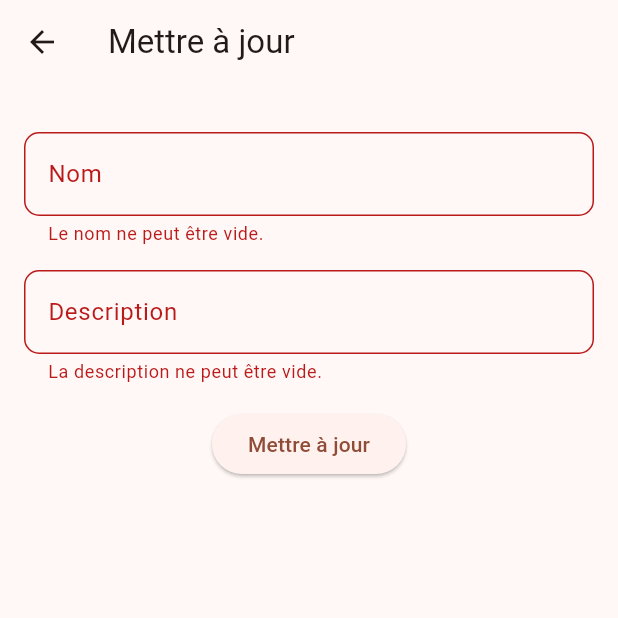
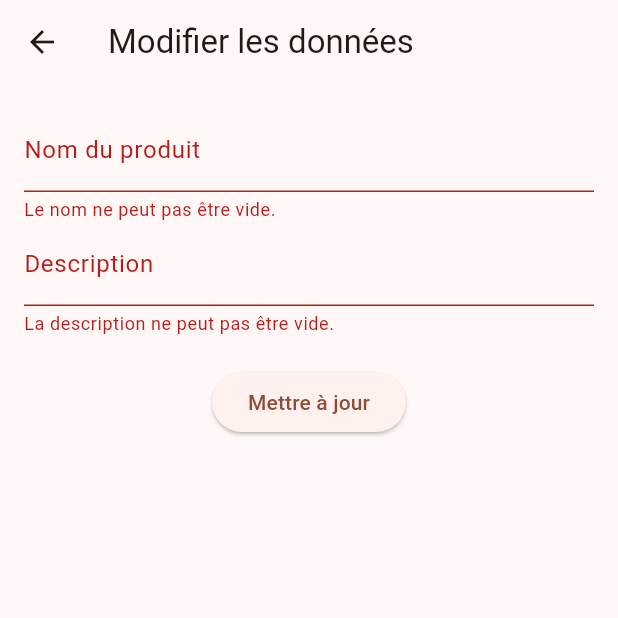
Before and after one commit to The-Snobe/Login-register, a Flutter app: the EditDataPage screen opened directly with empty values, after a tap on "Mettre à jour", on a phone screen of 412 x 824 dp, the top half of it. Run offline on Flutter 3.47's test engine with Material 3 defaults, Android fonts, the phone set to English and light mode, and no system bars.

Commit message:
fix automatic ID recovery

```diff
--- a/lib/pages/edit_data_page.dart
+++ b/lib/pages/edit_data_page.dart
@@ -4,8 +4,8 @@ import 'package:http/http.dart' as http;
 import 'dart:convert';
 
 class EditDataPage extends StatefulWidget {
-  final Map ListData;
-  const EditDataPage({super.key, required this.ListData});
+  final Map listData;
+  const EditDataPage({super.key, required this.listData});
 
   @override
   State<EditDataPage> createState() => _EditDataPageState();
@@ -13,39 +13,41 @@ class EditDataPage extends StatefulWidget {
 
 class _EditDataPageState extends State<EditDataPage> {
   final formKey = GlobalKey<FormState>();
-  late TextEditingController nom;
-  late TextEditingController adresse;
+  late TextEditingController nomController;
+  late TextEditingController descriptionController;
 
   @override
   void initState() {
     super.initState();
     // Remplir les champs avec les données existantes
-    nom = TextEditingController(text: widget.ListData['name']);
-    adresse = TextEditingController(text: widget.ListData['description']);
+    nomController = TextEditingController(text: widget.listData['name']);
+    descriptionController = TextEditingController(text: widget.listData['description']);
   }
 
   Future<void> _updateData() async {
     if (formKey.currentState?.validate() ?? false) {
-      final name = nom.text.trim();
-      final desc = adresse.text.trim();
+      final name = nomController.text.trim();
+      final description = descriptionController.text.trim();
 
-      if (name.isEmpty || desc.isEmpty) {
+      if (name.isEmpty || description.isEmpty) {
         ScaffoldMessenger.of(context).showSnackBar(
           const SnackBar(content: Text("Les champs nom et description ne peuvent pas être vides.")),
         );
         return;
       }
 
-      final url = 'http://localhost:9000/product/update-product/${widget.ListData['id']}';
+      // Récupérer automatiquement l'ID du produit depuis listData
+      final id = widget.listData['id'];
+      final url = 'http://localhost:9000/product/update-product/$id';
 
       try {
         final response = await http.put(
           Uri.parse(url),
           headers: {
-            'Content-Type': 'application/json',  // Ajout du Content-Type
+            'Content-Type': 'application/json',
             'Accept': 'application/json',
           },
-          body: jsonEncode({'name': name, 'description': desc}),
+          body: jsonEncode({'name': name, 'description': description}),
         );
 
         if (response.statusCode == 200) {
@@ -73,55 +75,37 @@ class _EditDataPageState extends State<EditDataPage> {
   @override
   Widget build(BuildContext context) {
     return Scaffold(
-      appBar: AppBar(
-        title: const Text("Mettre à jour"),
-      ),
-      body: Form(
-        key: formKey,
-        child: Container(
-          padding: const EdgeInsets.all(16.0),
+      appBar: AppBar(title: const Text('Modifier les données')),
+      body: Padding(
+        padding: const EdgeInsets.all(16.0),
+        child: Form(
+          key: formKey,
           child: Column(
             children: [
-              const SizedBox(height: 16.0),
               TextFormField(
-                controller: nom,
-                decoration: const InputDecoration(
-                  labelText: "Nom",
-                  border: OutlineInputBorder(
-                    borderRadius: BorderRadius.all(
-                      Radius.circular(10.0),
-                    ),
-                  ),
-                ),
+                controller: nomController,
+                decoration: const InputDecoration(labelText: 'Nom du produit'),
                 validator: (value) {
                   if (value == null || value.isEmpty) {
-                    return "Le nom ne peut être vide.";
+                    return 'Le nom ne peut pas être vide.';
                   }
                   return null;
                 },
               ),
-              const SizedBox(height: 16.0),
               TextFormField(
-                controller: adresse,
-                decoration: const InputDecoration(
-                  labelText: "Description",
-                  border: OutlineInputBorder(
-                    borderRadius: BorderRadius.all(
-                      Radius.circular(10.0),
-                    ),
-                  ),
-                ),
+                controller: descriptionController,
+                decoration: const InputDecoration(labelText: 'Description'),
                 validator: (value) {
                   if (value == null || value.isEmpty) {
-                    return "La description ne peut être vide.";
+                    return 'La description ne peut pas être vide.';
                   }
                   return null;
                 },
               ),
-              const SizedBox(height: 16.0),
+              const SizedBox(height: 20),
               ElevatedButton(
                 onPressed: _updateData,
-                child: const Text("Mettre à jour"),
+                child: const Text('Mettre à jour'),
               ),
             ],
           ),
```
